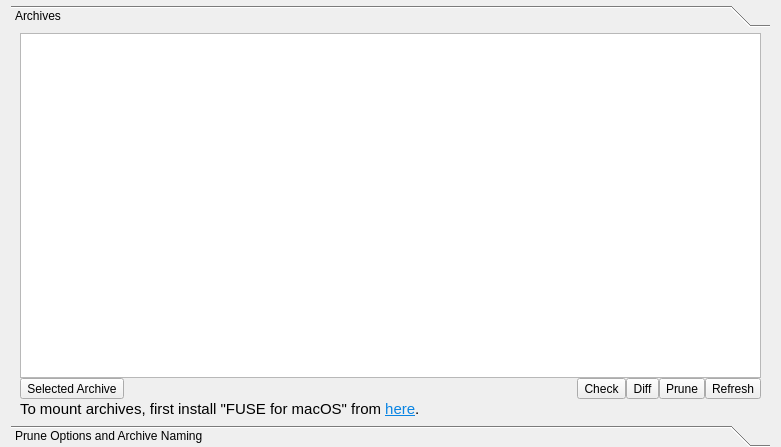
The window that src/vorta/assets/UI/archivetab.ui (borgbase/vorta) describes before a commit, drawn with Qt 5.
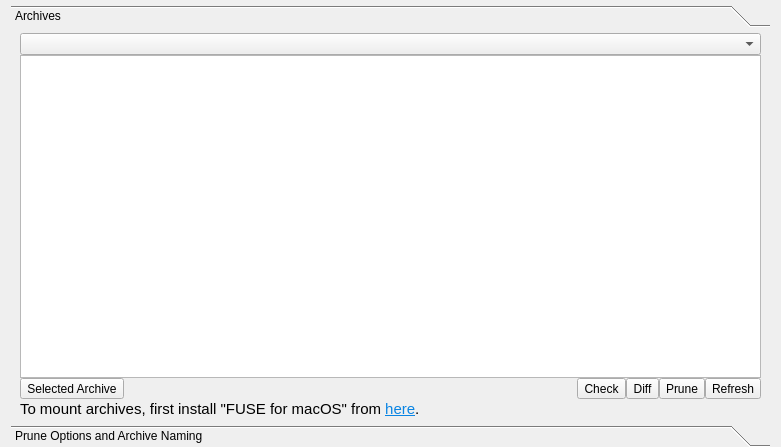
The same window after the commit.

Commit message: Add combobox to select repo in archive tab.

```diff
--- a/src/vorta/assets/UI/archivetab.ui
+++ b/src/vorta/assets/UI/archivetab.ui
@@ -36,8 +36,8 @@
        <rect>
         <x>0</x>
         <y>0</y>
-        <width>757</width>
-        <height>374</height>
+        <width>763</width>
+        <height>382</height>
        </rect>
       </property>
       <attribute name="label">
@@ -53,6 +53,9 @@
        <property name="bottomMargin">
         <number>0</number>
        </property>
+       <item>
+        <widget class="QComboBox" name="comboBox"/>
+       </item>
        <item>
         <widget class="QTableWidget" name="archiveTable">
          <attribute name="horizontalHeaderVisible">
```
Left out of the diff: 4 changed lines with no effect on the pictures. The commit also changes 2 other files.
